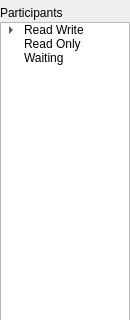
This is participantspane.ui in obiwankennedy/cahootseditor as Qt 5 draws it before an edit; both pictures show x 0 to 130 and y 0 to 320 of the 130 by 549 pixel window. The edited form follows.
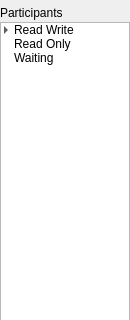
This is the edited form.

```diff
--- a/participantspane.ui
+++ b/participantspane.ui
@@ -53,9 +53,9 @@
      <property name="selectionBehavior">
       <enum>QAbstractItemView::SelectRows</enum>
      </property>
-     <attribute name="headerVisible">
-      <bool>false</bool>
-     </attribute>
+     <property name="indentation">
+      <number>10</number>
+     </property>
      <attribute name="headerVisible">
       <bool>false</bool>
      </attribute>
```
